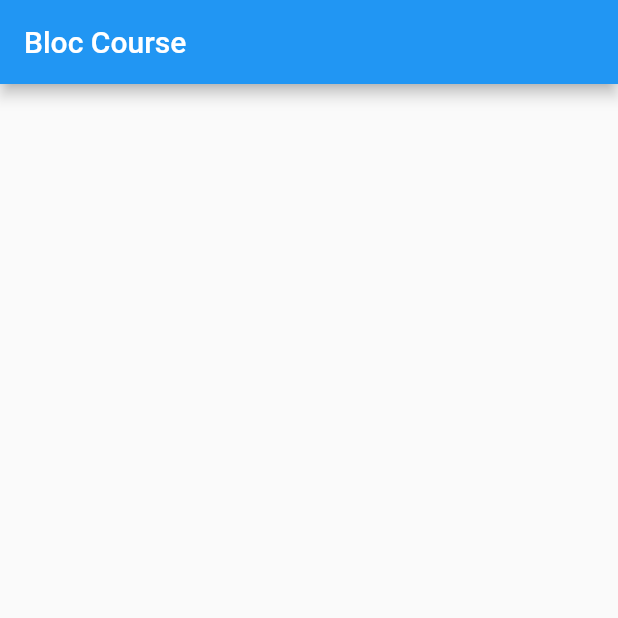
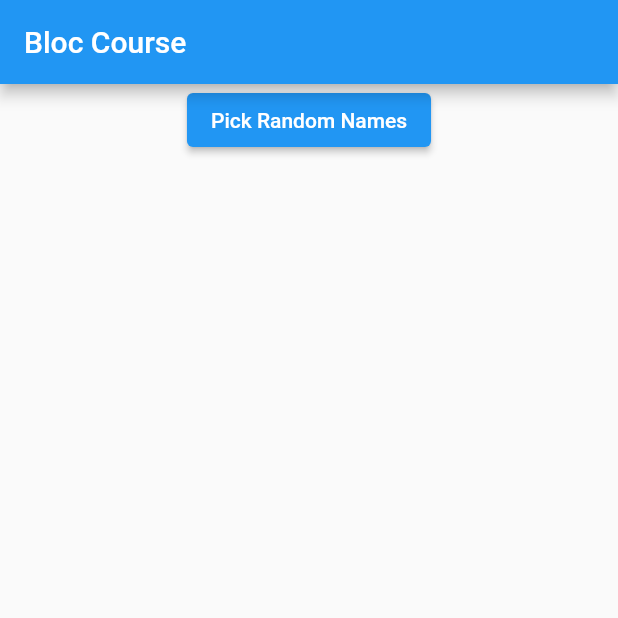
Before and after one commit to ouais123/Bloc-Course, a Flutter app: the screen it shows after launch, on a phone screen of 412 x 824 dp, the top half of it. Run offline on Flutter 3.47's test engine with Material 2 defaults, Android fonts, the phone set to English and light mode, and no system bars; our stand-ins replace bloc.

Commit message:
Names Cubit

```diff
--- a/lib/main.dart
+++ b/lib/main.dart
@@ -1,3 +1,6 @@
+import 'dart:math' as math;
+
+import 'package:bloc/bloc.dart';
 import 'package:flutter/material.dart';
 
 void main() {
@@ -19,6 +22,22 @@ class MyApp extends StatelessWidget {
   }
 }
 
+const names = [
+  "anas",
+  "owais",
+  "ahmad",
+];
+
+extension RandomIterable<T> on Iterable<T> {
+  T getRandomElement() => elementAt(math.Random().nextInt(length));
+}
+
+class NamesCubit extends Cubit<String?> {
+  NamesCubit() : super(null);
+
+  void getRandomName() => emit(names.getRandomElement());
+}
+
 class MyHomePage extends StatefulWidget {
   const MyHomePage({super.key});
 
@@ -27,13 +46,51 @@ class MyHomePage extends StatefulWidget {
 }
 
 class _MyHomePageState extends State<MyHomePage> {
+  late final NamesCubit namesCubit;
+
+  @override
+  void initState() {
+    namesCubit = NamesCubit();
+    super.initState();
+  }
+
+  @override
+  void dispose() {
+    namesCubit.close();
+    super.dispose();
+  }
+
   @override
   Widget build(BuildContext context) {
     return Scaffold(
       appBar: AppBar(
         title: const Text("Bloc Course"),
       ),
-      body: Container(),
+      body: Center(
+        child: Column(
+          children: [
+            StreamBuilder(
+              stream: namesCubit.stream,
+              builder: (_, snabshot) {
+                switch (snabshot.connectionState) {
+                  case ConnectionState.none:
+                    return const SizedBox.shrink();
+                  case ConnectionState.waiting:
+                    return const SizedBox.shrink();
+                  case ConnectionState.active:
+                    return Text(snabshot.data ?? '');
+                  case ConnectionState.done:
+                    return const SizedBox.shrink();
+                }
+              },
+            ),
+            ElevatedButton(
+              onPressed: () => namesCubit.getRandomName(),
+              child: const Text("Pick Random Names"),
+            ),
+          ],
+        ),
+      ),
     );
   }
 }
```
